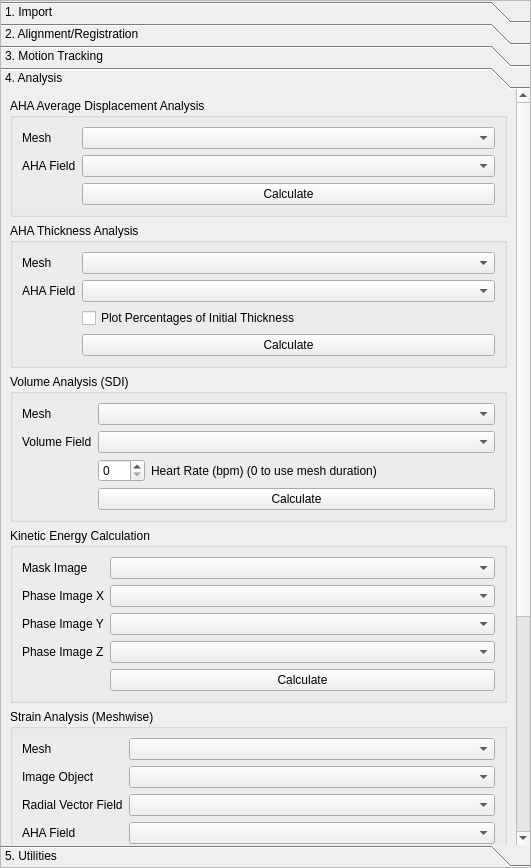
This is src/ui/CardiacMotionProp.ui in ericspod/Eidolon as Qt 5 draws it before an edit. The edited form follows.
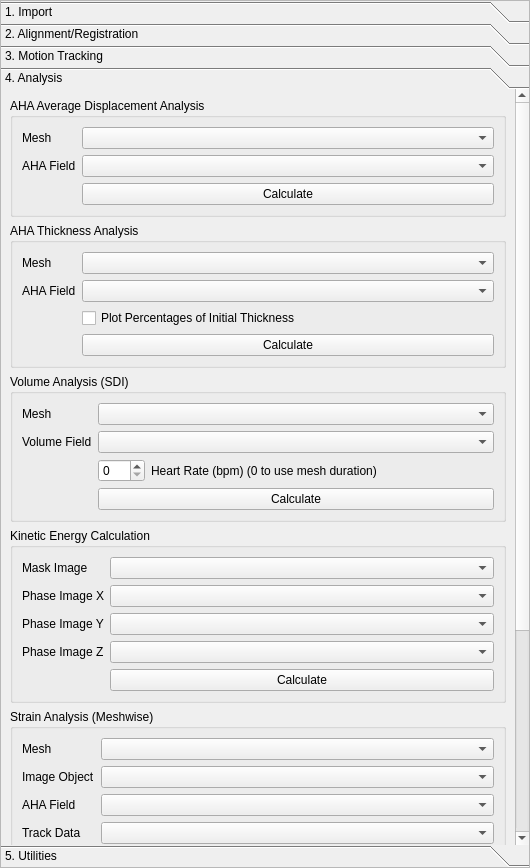
This is the edited form. The open tabs and pages were chosen to show the change.

Patch:
```diff
--- a/src/ui/CardiacMotionProp.ui
+++ b/src/ui/CardiacMotionProp.ui
@@ -6,7 +6,7 @@
    <rect>
     <x>0</x>
     <y>0</y>
-    <width>531</width>
+    <width>530</width>
     <height>868</height>
    </rect>
   </property>
@@ -35,7 +35,7 @@
       <enum>QFrame::StyledPanel</enum>
      </property>
      <property name="currentIndex">
-      <number>4</number>
+      <number>3</number>
      </property>
      <property name="tabSpacing">
       <number>0</number>
@@ -45,7 +45,7 @@
        <rect>
         <x>0</x>
         <y>0</y>
-        <width>434</width>
+        <width>528</width>
         <height>224</height>
        </rect>
       </property>
@@ -202,7 +202,7 @@
        <rect>
         <x>0</x>
         <y>0</y>
-        <width>351</width>
+        <width>528</width>
         <height>480</height>
        </rect>
       </property>
@@ -444,7 +444,7 @@
        <rect>
         <x>0</x>
         <y>0</y>
-        <width>499</width>
+        <width>515</width>
         <height>888</height>
        </rect>
       </property>
@@ -869,9 +869,9 @@
       <property name="geometry">
        <rect>
         <x>0</x>
-        <y>0</y>
-        <width>485</width>
-        <height>1218</height>
+        <y>-363</y>
+        <width>515</width>
+        <height>1185</height>
        </rect>
       </property>
       <property name="sizePolicy">
@@ -1241,14 +1241,14 @@
            </widget>
           </item>
           <item row="3" column="0">
-           <widget class="QLabel" name="label_59">
+           <widget class="QLabel" name="label_53">
             <property name="text">
-             <string>Radial Vector Field</string>
+             <string>AHA Field</string>
             </property>
            </widget>
           </item>
           <item row="3" column="1">
-           <widget class="QComboBox" name="vectorFieldBox">
+           <widget class="QComboBox" name="strainMeshAHABox">
             <property name="sizePolicy">
              <sizepolicy hsizetype="Expanding" vsizetype="Fixed">
               <horstretch>0</horstretch>
@@ -1257,14 +1257,31 @@
             </property>
            </widget>
           </item>
-          <item row="6" column="0">
+          <item row="4" column="0">
+           <widget class="QLabel" name="label_54">
+            <property name="text">
+             <string>Track Data</string>
+            </property>
+           </widget>
+          </item>
+          <item row="4" column="1">
+           <widget class="QComboBox" name="strainMeshTrackBox">
+            <property name="sizePolicy">
+             <sizepolicy hsizetype="Expanding" vsizetype="Fixed">
+              <horstretch>0</horstretch>
+              <verstretch>0</verstretch>
+             </sizepolicy>
+            </property>
+           </widget>
+          </item>
+          <item row="5" column="0">
            <widget class="QLabel" name="label_56">
             <property name="text">
              <string>Spacing</string>
             </property>
            </widget>
           </item>
-          <item row="6" column="1">
+          <item row="5" column="1">
            <layout class="QHBoxLayout" name="horizontalLayout_12">
             <property name="bottomMargin">
              <number>0</number>
@@ -1272,7 +1289,7 @@
             <item>
              <widget class="QDoubleSpinBox" name="strainSpacingMeshBox">
               <property name="decimals">
-               <number>3</number>
+               <number>4</number>
               </property>
               <property name="minimum">
                <double>-99.989999999999995</double>
@@ -1281,7 +1298,7 @@
                <double>0.100000000000000</double>
               </property>
               <property name="value">
-               <double>0.100000000000000</double>
+               <double>1.000000000000000</double>
               </property>
              </widget>
             </item>
@@ -1307,7 +1324,7 @@
             </item>
            </layout>
           </item>
-          <item row="9" column="1">
+          <item row="8" column="1">
            <widget class="QPushButton" name="strainMeshButton">
             <property name="sizePolicy">
              <sizepolicy hsizetype="Expanding" vsizetype="Fixed">
@@ -1320,40 +1337,6 @@
             </property>
            </widget>
           </item>
-          <item row="4" column="0">
-           <widget class="QLabel" name="label_53">
-            <property name="text">
-             <string>AHA Field</string>
-            </property>
-           </widget>
-          </item>
-          <item row="4" column="1">
-           <widget class="QComboBox" name="strainMeshAHABox">
-            <property name="sizePolicy">
-             <sizepolicy hsizetype="Expanding" vsizetype="Fixed">
-              <horstretch>0</horstretch>
-              <verstretch>0</verstretch>
-             </sizepolicy>
-            </property>
-           </widget>
-          </item>
-          <item row="5" column="0">
-           <widget class="QLabel" name="label_54">
-            <property name="text">
-             <string>Track Data</string>
-            </property>
-           </widget>
-          </item>
-          <item row="5" column="1">
-           <widget class="QComboBox" name="strainMeshTrackBox">
-            <property name="sizePolicy">
-             <sizepolicy hsizetype="Expanding" vsizetype="Fixed">
-              <horstretch>0</horstretch>
-              <verstretch>0</verstretch>
-             </sizepolicy>
-            </property>
-           </widget>
-          </item>
          </layout>
         </widget>
        </item>
@@ -1579,8 +1562,8 @@
       <property name="geometry">
        <rect>
         <x>0</x>
-        <y>-154</y>
-        <width>516</width>
+        <y>-581</y>
+        <width>515</width>
         <height>1364</height>
        </rect>
       </property>
```
